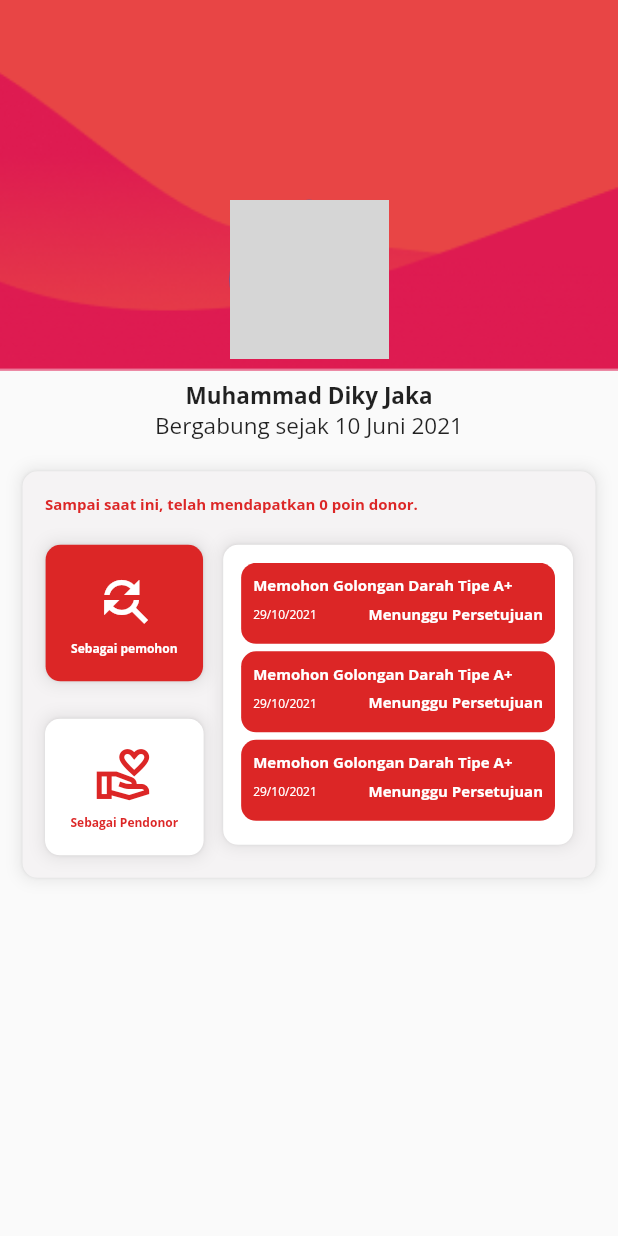
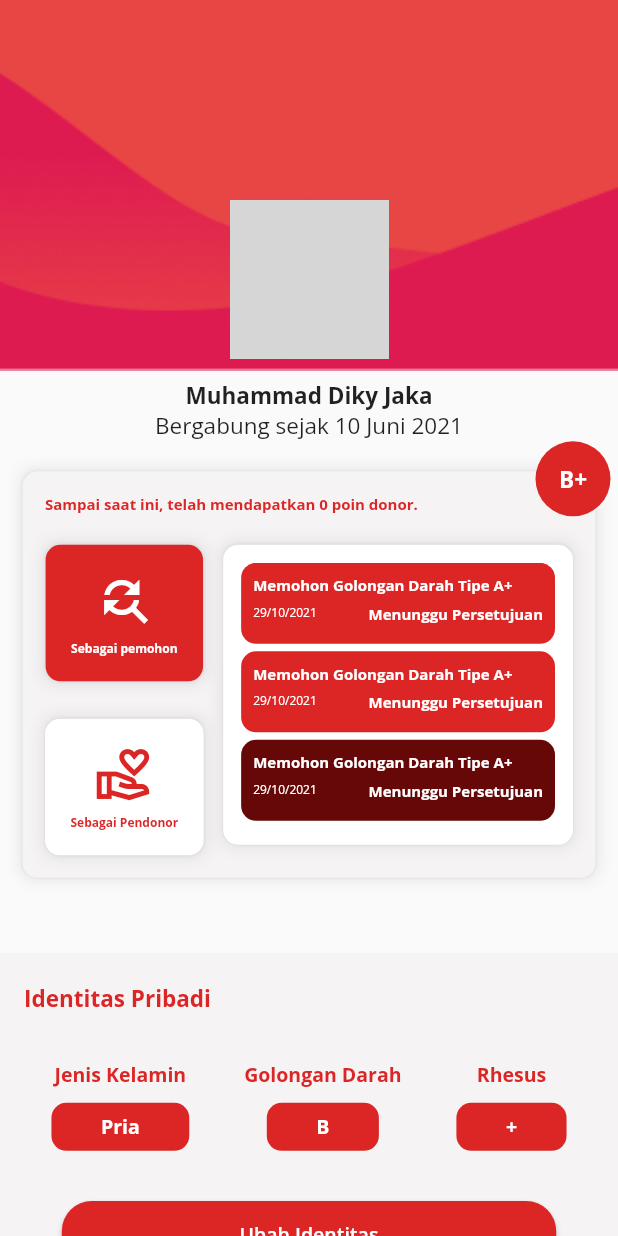
Before and after one commit to SquadSumatera/flutter_donor, a Flutter app: the screen it shows after launch, on a phone screen of 412 x 824 dp. Run offline on Flutter 3.47's test engine with Material 2 defaults, Android fonts, the phone set to English and light mode, and no system bars; our stand-ins replace get; network calls fail; grey boxes are pictures that could not be loaded.

Commit message:
add profile identity section

```diff
--- a/lib/ui/profile/history_section.dart
+++ b/lib/ui/profile/history_section.dart
@@ -11,7 +11,10 @@ class HistorySection extends StatefulWidget {
 class _HistorySectionState extends State<HistorySection> {
   @override
   Widget build(BuildContext context) {
-    return Container(
+    return Stack(
+      clipBehavior: Clip.none,
+      children: [
+        Container(
           margin: const EdgeInsets.all(15),
           padding: const EdgeInsets.all(15),
           decoration: BoxDecoration(
@@ -49,13 +52,36 @@ class _HistorySectionState extends State<HistorySection> {
                     ],
                   ),
                   const SizedBox(width: 13),
-              Expanded(
+                  const Expanded(
                     child: HistoryListContainer(),
                   ),
                 ],
               ),
             ],
           ),
+        ),
+        Positioned(
+          top: -5,
+          right: 5,
+          child: Container(
+            width: 50,
+            height: 50,
+            decoration: BoxDecoration(
+              color: AppColor.imperialRed,
+              borderRadius: BorderRadius.circular(50),
+            ),
+            child: Center(
+              child: Text(
+                'B+',
+                style: AppText.textMedium.copyWith(
+                  color: AppColor.white,
+                  fontWeight: AppText.bold,
+                ),
+              ),
+            ),
+          ),
+        ),
+      ],
     );
   }
 }
@@ -94,7 +120,13 @@ class HistoryListContainer extends StatelessWidget {
             title: "Memohon Golongan Darah Tipe A+",
             statusText: "Menunggu Persetujuan",
             dateText: "29/10/2021",
-            color: AppColor.imperialRed,
+            color: AppColor.bloodRed,
+          ),
+          HistoryTileItem(
+            title: "Memohon Golongan Darah Tipe A+",
+            statusText: "Menunggu Persetujuan",
+            dateText: "29/10/2021",
+            color: AppColor.rubyRed,
           ),
         ],
       ),
@@ -126,7 +158,7 @@ class HistoryTileItem extends StatelessWidget {
         borderRadius: BorderRadius.circular(10),
       ),
       child: Column(
-        crossAxisAlignment: CrossAxisAlignment.start,
+        crossAxisAlignment: CrossAxisAlignment.stretch,
         children: <Widget>[
           Text(
             title,
@@ -136,8 +168,8 @@ class HistoryTileItem extends StatelessWidget {
             ),
           ),
           const SizedBox(height: 5),
-          Row(
-            mainAxisAlignment: MainAxisAlignment.spaceBetween,
+          Wrap(
+            alignment: WrapAlignment.spaceBetween,
             children: <Widget>[
               Text(
                 dateText,
--- /dev/null
+++ b/lib/ui/profile/profile_identity_section.dart
@@ -0,0 +1,120 @@
+import 'package:flutter/material.dart';
+import 'package:flutter_donor/shared/theme.dart';
+
+class ProfileIdentitySection extends StatelessWidget {
+  const ProfileIdentitySection({Key? key}) : super(key: key);
+
+  @override
+  Widget build(BuildContext context) {
+    return Container(
+      padding: const EdgeInsets.symmetric(
+        horizontal: 16.0,
+        vertical: 20,
+      ),
+      color: AppColor.cultured,
+      child: Column(
+        crossAxisAlignment: CrossAxisAlignment.start,
+        children: <Widget>[
+          Text(
+            'Identitas Pribadi',
+            style: AppText.textMedium.copyWith(
+              color: AppColor.imperialRed,
+              fontWeight: AppText.bold,
+            ),
+          ),
+          const SizedBox(height: 32),
+          Row(
+            mainAxisAlignment: MainAxisAlignment.spaceAround,
+            children: const <Widget>[
+              ProfileIdentityItem(
+                title: "Jenis Kelamin",
+                value: "Pria",
+              ),
+              ProfileIdentityItem(
+                title: "Golongan Darah",
+                value: "B",
+              ),
+              ProfileIdentityItem(
+                title: "Rhesus",
+                value: "+",
+              ),
+            ],
+          ),
+          const SizedBox(height: 32),
+          Center(
+            child: ElevatedButton(
+              onPressed: () {},
+              style: ElevatedButton.styleFrom(
+                minimumSize: Size(
+                  MediaQuery.of(context).size.width * 0.8,
+                  45,
+                ),
+                padding: const EdgeInsets.symmetric(
+                  vertical: 10,
+                ),
+                primary: AppColor.imperialRed,
+                shape: RoundedRectangleBorder(
+                  borderRadius: BorderRadius.circular(20),
+                ),
+              ),
+              child: Text(
+                'Ubah Identitas',
+                style: AppText.textNormal.copyWith(
+                  color: AppColor.white,
+                  fontWeight: AppText.semiBold,
+                ),
+              ),
+            ),
+          ),
+        ],
+      ),
+    );
+  }
+}
+
+class ProfileIdentityItem extends StatelessWidget {
+  const ProfileIdentityItem({
+    Key? key,
+    required this.title,
+    required this.value,
+  }) : super(key: key);
+
+  final String title;
+  final String value;
+
+  @override
+  Widget build(BuildContext context) {
+    return Column(
+      crossAxisAlignment: CrossAxisAlignment.center,
+      children: <Widget>[
+        Text(
+          title,
+          style: AppText.textNormal.copyWith(
+            color: AppColor.imperialRed,
+            fontWeight: AppText.bold,
+          ),
+        ),
+        const SizedBox(height: 10),
+        Container(
+          padding: const EdgeInsets.symmetric(
+            horizontal: 33,
+            vertical: 7,
+          ),
+          decoration: BoxDecoration(
+            borderRadius: BorderRadius.circular(10),
+            color: AppColor.imperialRed,
+          ),
+          child: Center(
+            child: Text(
+              value,
+              style: AppText.textNormal.copyWith(
+                color: AppColor.white,
+                fontWeight: AppText.bold,
+              ),
+            ),
+          ),
+        ),
+      ],
+    );
+  }
+}
--- a/lib/ui/profile/profile_page.dart
+++ b/lib/ui/profile/profile_page.dart
@@ -1,5 +1,6 @@
 import 'package:flutter/material.dart';
 import 'package:flutter_donor/ui/profile/history_section.dart';
+import 'package:flutter_donor/ui/profile/profile_identity_section.dart';
 import 'profile_header.dart';
 
 class ProfilePage extends StatelessWidget {
@@ -12,6 +13,8 @@ class ProfilePage extends StatelessWidget {
         children: const <Widget>[
           ProfileHeader(),
           HistorySection(),
+          SizedBox(height: 35),
+          ProfileIdentitySection(),
         ],
       ),
     );
```
Lines whose indentation alone changed are shown as unchanged.
